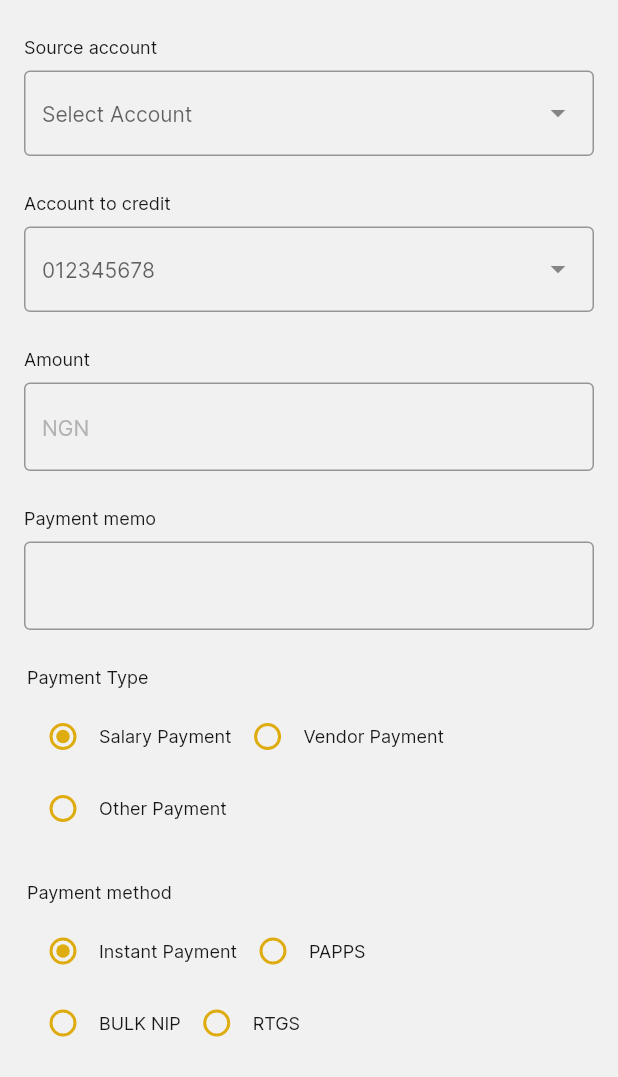
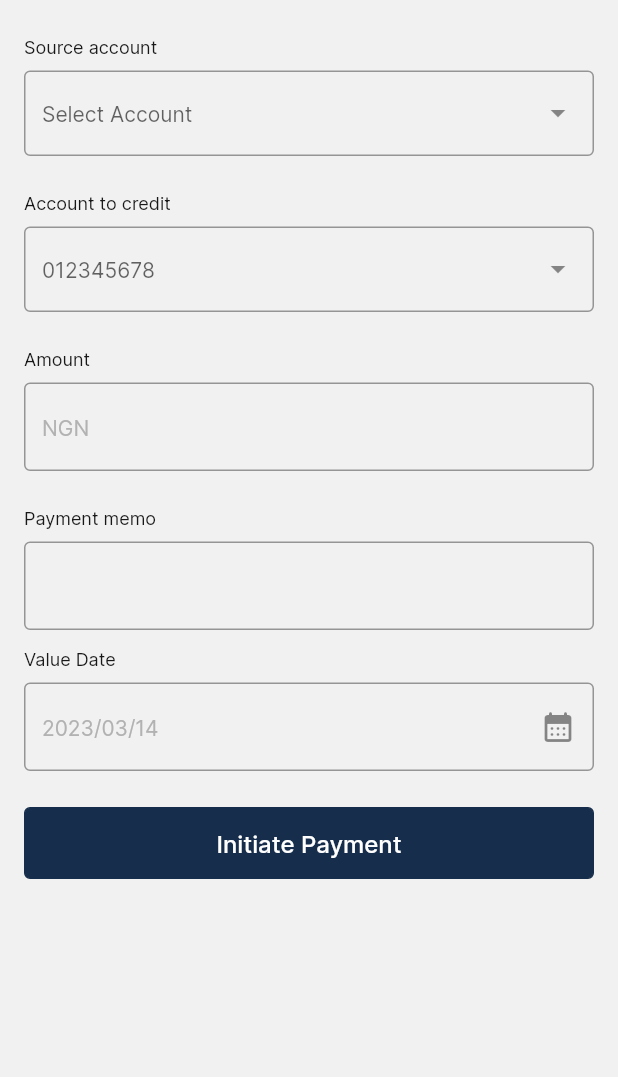
Before and after one commit to Tolulope05/firstbank_cib, a Flutter app: the TransfersScreen screen opened by its route, on a phone screen of 412 x 824 dp, the part 159-1236 px from its top. Run offline on Flutter 3.47's test engine with Material 2 defaults, Android fonts, the phone set to English and light mode, and no system bars; drawn by our look-alikes of dropdown_search; our stand-ins replace flutter_spinkit, flutter_svg, get, get_storage, pinput, shimmer and 1 more; accounts and stored records are empty; network calls fail; statements that could not run were skipped.

Commit message:
best i can do

```diff
--- a/lib/view/transfers/transfers_screen.dart
+++ b/lib/view/transfers/transfers_screen.dart
@@ -1,6 +1,5 @@
 import 'package:firstbank_cib/utils/utils.dart';
 import 'package:firstbank_cib/widgets/app_button.dart';
-import 'package:firstbank_cib/widgets/initiate_payment_dialogue.dart';
 import 'package:flutter/material.dart';
 import 'package:get/get.dart';
 import 'package:dropdown_search/dropdown_search.dart';
@@ -9,6 +8,7 @@ import '../../constants/colors.dart';
 import '../../model/model.dart';
 import '../../view_model/transfer_screen_view_model.dart';
 import '../../widgets/text_field_input.dart';
+import '../../widgets/view_payment_dialogue.dart';
 
 class TransfersScreen extends StatefulWidget {
   const TransfersScreen({Key? key}) : super(key: key);
@@ -224,210 +224,211 @@ class OwnAccountTabView extends GetView<TransferScreenViewModel> {
             ),
           ),
           //START
-          Padding(
-            padding: const EdgeInsets.only(
-              top: 24,
-              right: 18.0,
-              left: 18.0,
-            ),
-            child: Obx(
-              () => Column(
-                crossAxisAlignment: CrossAxisAlignment.start,
-                children: <Widget>[
-                  const Padding(
-                    padding: EdgeInsets.only(bottom: 8.0),
-                    child: Text(
-                      "Payment Type",
-                      style: TextStyle(
-                        color: AppColors.textColor2,
-                        fontSize: 12,
-                      ),
-                    ),
-                  ),
-                  Row(
-                    children: [
-                      Row(
-                        children: [
-                          Radio(
-                            value: 0,
-                            groupValue: controller.ownselectedPaymentType,
-                            fillColor: MaterialStateColor.resolveWith(
-                                (states) => AppColors.yellowColor3),
-                            onChanged: (value) {
-                              controller.setOwnPaymentType(value!);
-                            },
-                          ),
-                          const Text(
-                            'Salary Payment',
-                            style: TextStyle(
-                              color: AppColors.textColor2,
-                              fontSize: 12,
-                            ),
-                          ),
-                        ],
-                      ),
-                      Row(
-                        children: [
-                          Radio(
-                            value: 2,
-                            groupValue: controller.ownselectedPaymentType,
-                            fillColor: MaterialStateColor.resolveWith(
-                              (states) => AppColors.yellowColor3,
-                            ),
-                            onChanged: (value) {
-                              controller.setOwnPaymentType(value!);
-                            },
-                          ),
-                          const Text(
-                            'Vendor Payment',
-                            style: TextStyle(
-                              color: AppColors.textColor2,
-                              fontSize: 12,
-                            ),
-                          ),
-                        ],
-                      ),
-                    ],
-                  ),
-                  Row(
-                    children: [
-                      Radio(
-                        value: 3,
-                        groupValue: controller.ownselectedPaymentType,
-                        fillColor: MaterialStateColor.resolveWith(
-                          (states) => AppColors.yellowColor3,
-                        ),
-                        onChanged: (value) {
-                          controller.setOwnPaymentType(value!);
-                        },
-                      ),
-                      const Text(
-                        'Other Payment',
-                        style: TextStyle(
-                          color: AppColors.textColor2,
-                          fontSize: 12,
-                        ),
-                      ),
-                    ],
-                  ),
-                ],
-              ),
-            ),
-          ),
-          Padding(
-            padding: const EdgeInsets.only(
-              top: 24,
-              right: 18.0,
-              left: 18.0,
-            ),
-            child: Obx(
-              () => Column(
-                crossAxisAlignment: CrossAxisAlignment.start,
-                children: <Widget>[
-                  const Padding(
-                    padding: EdgeInsets.only(bottom: 8.0),
-                    child: Text(
-                      "Payment method",
-                      style: TextStyle(
-                        color: AppColors.textColor2,
-                        fontSize: 12,
-                      ),
-                    ),
-                  ),
-                  Row(
-                    children: [
-                      Row(
-                        children: [
-                          Radio(
-                            value: 0,
-                            groupValue: controller.ownselectedPaymentTMethod,
-                            fillColor: MaterialStateColor.resolveWith(
-                                (states) => AppColors.yellowColor3),
-                            onChanged: (value) {
-                              controller.setOwnPaymentMethod(value!);
-                            },
-                          ),
-                          const Text(
-                            'Instant Payment',
-                            style: TextStyle(
-                              color: AppColors.textColor2,
-                              fontSize: 12,
-                            ),
-                          ),
-                        ],
-                      ),
-                      Row(
-                        children: [
-                          Radio(
-                            value: 1,
-                            groupValue: controller.ownselectedPaymentTMethod,
-                            fillColor: MaterialStateColor.resolveWith(
-                              (states) => AppColors.yellowColor3,
-                            ),
-                            onChanged: (value) {
-                              controller.setOwnPaymentMethod(value!);
-                            },
-                          ),
-                          const Text(
-                            'PAPPS',
-                            style: TextStyle(
-                              color: AppColors.textColor2,
-                              fontSize: 12,
-                            ),
-                          ),
-                        ],
-                      ),
-                    ],
-                  ),
-                  Row(
-                    children: [
-                      Row(
-                        children: [
-                          Radio(
-                            value: 2,
-                            groupValue: controller.ownselectedPaymentTMethod,
-                            fillColor: MaterialStateColor.resolveWith(
-                                (states) => AppColors.yellowColor3),
-                            onChanged: (value) {
-                              controller.setOwnPaymentMethod(value!);
-                            },
-                          ),
-                          const Text(
-                            'BULK NIP',
-                            style: TextStyle(
-                              color: AppColors.textColor2,
-                              fontSize: 12,
-                            ),
-                          ),
-                        ],
-                      ),
-                      Row(
-                        children: [
-                          Radio(
-                            value: 3,
-                            groupValue: controller.ownselectedPaymentTMethod,
-                            fillColor: MaterialStateColor.resolveWith(
-                              (states) => AppColors.yellowColor3,
-                            ),
-                            onChanged: (value) {
-                              controller.setOwnPaymentMethod(value!);
-                            },
-                          ),
-                          const Text(
-                            'RTGS',
-                            style: TextStyle(
-                              color: AppColors.textColor2,
-                              fontSize: 12,
-                            ),
-                          ),
-                        ],
-                      ),
-                    ],
-                  ),
-                ],
-              ),
-            ),
-          ),
+          // Padding(
+          //   padding: const EdgeInsets.only(
+          //     top: 24,
+          //     right: 18.0,
+          //     left: 18.0,
+          //   ),
+          //   child: Obx(
+          //     () => Column(
+          //       crossAxisAlignment: CrossAxisAlignment.start,
+          //       children: <Widget>[
+          //         const Padding(
+          //           padding: EdgeInsets.only(bottom: 8.0),
+          //           child: Text(
+          //             "Payment Type",
+          //             style: TextStyle(
+          //               color: AppColors.textColor2,
+          //               fontSize: 12,
+          //             ),
+          //           ),
+          //         ),
+          //         Row(
+          //           children: [
+          //             Row(
+          //               children: [
+          //                 Radio(
+          //                   value: 0,
+          //                   groupValue: controller.ownselectedPaymentType,
+          //                   fillColor: MaterialStateColor.resolveWith(
+          //                       (states) => AppColors.yellowColor3),
+          //                   onChanged: (value) {
+          //                     controller.setOwnPaymentType(value!);
+          //                   },
+          //                 ),
+          //                 const Text(
+          //                   'Salary Payment',
+          //                   style: TextStyle(
+          //                     color: AppColors.textColor2,
+          //                     fontSize: 12,
+          //                   ),
+          //                 ),
+          //               ],
+          //             ),
+          //             Row(
+          //               children: [
+          //                 Radio(
+          //                   value: 2,
+          //                   groupValue: controller.ownselectedPaymentType,
+          //                   fillColor: MaterialStateColor.resolveWith(
+          //                     (states) => AppColors.yellowColor3,
+          //                   ),
+          //                   onChanged: (value) {
+          //                     controller.setOwnPaymentType(value!);
+          //                   },
+          //                 ),
+          //                 const Text(
+          //                   'Vendor Payment',
+          //                   style: TextStyle(
+          //                     color: AppColors.textColor2,
+          //                     fontSize: 12,
+          //                   ),
+          //                 ),
+          //               ],
+          //             ),
+          //           ],
+          //         ),
+          //         Row(
+          //           children: [
+          //             Radio(
+          //               value: 3,
+          //               groupValue: controller.ownselectedPaymentType,
+          //               fillColor: MaterialStateColor.resolveWith(
+          //                 (states) => AppColors.yellowColor3,
+          //               ),
+          //               onChanged: (value) {
+          //                 controller.setOwnPaymentType(value!);
+          //               },
+          //             ),
+          //             const Text(
+          //               'Other Payment',
+          //               style: TextStyle(
+          //                 color: AppColors.textColor2,
+          //                 fontSize: 12,
+          //               ),
+          //             ),
+          //           ],
+          //         ),
+          //       ],
+          //     ),
+          //   ),
+          // ),
+          // Padding(
+          //   padding: const EdgeInsets.only(
+          //     top: 24,
+          //     right: 18.0,
+          //     left: 18.0,
+          //   ),
+          //   child: Obx(
+          //     () => Column(
+          //       crossAxisAlignment: CrossAxisAlignment.start,
+          //       children: <Widget>[
+          //         const Padding(
+          //           padding: EdgeInsets.only(bottom: 8.0),
+          //           child: Text(
+          //             "Payment method",
+          //             style: TextStyle(
+          //               color: AppColors.textColor2,
+          //               fontSize: 12,
+          //             ),
+          //           ),
+          //         ),
+          //         Row(
+          //           children: [
+          //             Row(
+          //               children: [
+          //                 Radio(
+          //                   value: 0,
+          //                   groupValue: controller.ownselectedPaymentTMethod,
+          //                   fillColor: MaterialStateColor.resolveWith(
+          //                       (states) => AppColors.yellowColor3),
+          //                   onChanged: (value) {
+          //                     controller.setOwnPaymentMethod(value!);
+          //                   },
+          //                 ),
+          //                 const Text(
+          //                   'Instant Payment',
+          //                   style: TextStyle(
+          //                     color: AppColors.textColor2,
+          //                     fontSize: 12,
+          //                   ),
+          //                 ),
+          //               ],
+          //             ),
+          //             Row(
+          //               children: [
+          //                 Radio(
+          //                   value: 1,
+          //                   groupValue: controller.ownselectedPaymentTMethod,
+          //                   fillColor: MaterialStateColor.resolveWith(
+          //                     (states) => AppColors.yellowColor3,
+          //                   ),
+          //                   onChanged: (value) {
+          //                     controller.setOwnPaymentMethod(value!);
+          //                   },
+          //                 ),
+          //                 const Text(
+          //                   'PAPPS',
+          //                   style: TextStyle(
+          //                     color: AppColors.textColor2,
+          //                     fontSize: 12,
+          //                   ),
+          //                 ),
+          //               ],
+          //             ),
+          //           ],
+          //         ),
+          //         Row(
+          //           children: [
+          //             Row(
+          //               children: [
+          //                 Radio(
+          //                   value: 2,
+          //                   groupValue: controller.ownselectedPaymentTMethod,
+          //                   fillColor: MaterialStateColor.resolveWith(
+          //                       (states) => AppColors.yellowColor3),
+          //                   onChanged: (value) {
+          //                     controller.setOwnPaymentMethod(value!);
+          //                   },
+          //                 ),
+          //                 const Text(
+          //                   'BULK NIP',
+          //                   style: TextStyle(
+          //                     color: AppColors.textColor2,
+          //                     fontSize: 12,
+          //                   ),
+          //                 ),
+          //               ],
+          //             ),
+          //             Row(
+          //               children: [
+          //                 Radio(
+          //                   value: 3,
+          //                   groupValue: controller.ownselectedPaymentTMethod,
+          //                   fillColor: MaterialStateColor.resolveWith(
+          //                     (states) => AppColors.yellowColor3,
+          //                   ),
+          //                   onChanged: (value) {
+          //                     controller.setOwnPaymentMethod(value!);
+          //                   },
+          //                 ),
+          //                 const Text(
+          //                   'RTGS',
+          //                   style: TextStyle(
+          //                     color: AppColors.textColor2,
+          //                     fontSize: 12,
+          //                   ),
+          //                 ),
+          //               ],
+          //             ),
+          //           ],
+          //         ),
+          //       ],
+          //     ),
+          //   ),
+          // ),
+          // END
           Padding(
             padding: const EdgeInsets.only(
               top: 12,
@@ -474,7 +475,7 @@ class OwnAccountTabView extends GetView<TransferScreenViewModel> {
                           Navigator.pop(context);
                           showDialog(
                             context: context,
-                            builder: (context) => InitiatePaymentDialogue(
+                            builder: (context) => ViewPaymentDialogue(
                               onTap: () =>
                                   controller.initiateOwnAccountPayment(),
                             ),
--- a/lib/view_model/transfer_screen_view_model.dart
+++ b/lib/view_model/transfer_screen_view_model.dart
@@ -180,12 +180,12 @@ class TransferScreenViewModel extends GetxController with CacheManager {
     }
   }
 
-  final RxBool _isOwnAccountPaymentLoading = false.obs;
-  bool get isOwnAccountPaymentLoading => _isOwnAccountPaymentLoading.value;
+  final RxBool _isAccountPaymentLoading = false.obs;
+  bool get isAccountPaymentLoading => _isAccountPaymentLoading.value;
 
-  // call initiate payment
+  // call initiate payment now
   Future<void> initiateOwnAccountPayment() async {
-    _isOwnAccountPaymentLoading.value = true;
+    _isAccountPaymentLoading.value = true;
     InitiatePaymentResponse initiatePaymentResponse =
         await paymentservices.initiatePayment(
       subsidiaryId: profileViewModel.subsidiaryId,
@@ -205,7 +205,7 @@ class TransferScreenViewModel extends GetxController with CacheManager {
       saveBeneficiary: saveBeneficiary,
     );
     if (initiatePaymentResponse.success == true) {
-      _isOwnAccountPaymentLoading.value = false;
+      _isAccountPaymentLoading.value = false;
       Get.snackbar(
         "Success",
         initiatePaymentResponse.responseMessage.toString(),
@@ -221,7 +221,7 @@ class TransferScreenViewModel extends GetxController with CacheManager {
       // );
       Get.offAndToNamed(RoutesName.actionCenter);
     } else {
-      _isOwnAccountPaymentLoading.value = false;
+      _isAccountPaymentLoading.value = false;
       Get.snackbar(
         "Something went wrong",
         initiatePaymentResponse.responseMessage.toString(),
@@ -231,8 +231,4 @@ class TransferScreenViewModel extends GetxController with CacheManager {
       );
     }
   }
-
-  /**  DateTime now = DateTime.now();
-  String formattedDate = DateFormat('yyyy-MM-dd').format(now.add(Duration(days: 1148)));
-  print(formattedDate); // Output: "2023-03-10" */
 }
--- a/lib/widgets/initiate_payment_dialogue.dart
+++ b/lib/widgets/view_payment_dialogue.dart
@@ -1,12 +1,12 @@
 import 'package:firstbank_cib/constants/colors.dart';
-import 'package:firstbank_cib/view_model/transfer_screen_view_model.dart';
 import 'package:firstbank_cib/widgets/app_button.dart';
 import 'package:flutter/material.dart';
 import 'package:get/get.dart';
 
-class InitiatePaymentDialogue extends StatelessWidget {
-  const InitiatePaymentDialogue({Key? key, required this.onTap})
-      : super(key: key);
+import '../view_model/view_model.dart';
+
+class ViewPaymentDialogue extends StatelessWidget {
+  const ViewPaymentDialogue({Key? key, required this.onTap}) : super(key: key);
   final VoidCallback onTap;
 
   @override
@@ -64,7 +64,7 @@ class InitiatePaymentDialogue extends StatelessWidget {
             Obx(
               () => Padding(
                 padding: const EdgeInsets.only(top: 24),
-                child: controller.isOwnAccountPaymentLoading
+                child: controller.isAccountPaymentLoading
                     ? AppButton(
                         onTap: () {},
                         child: Row(
```
